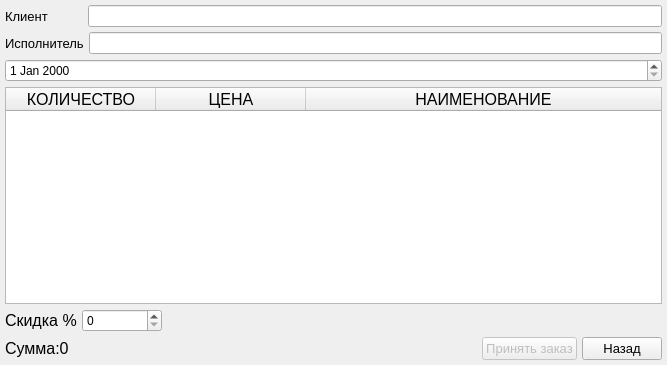
Alex-Sidorov/SEFOLL, file code/form_for_give_order.ui: the form before one commit.
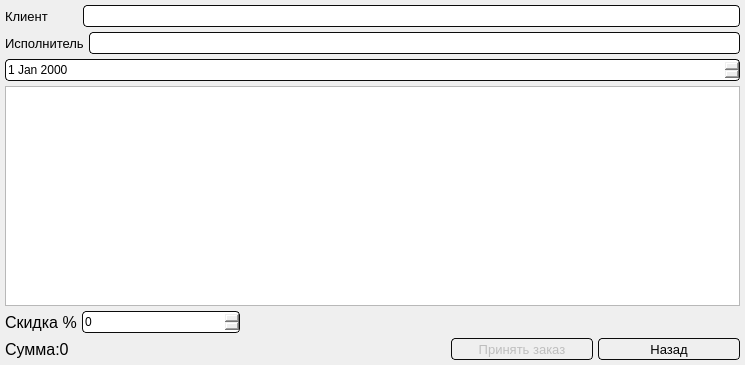
The form after the commit.

```diff
--- a/code/form_for_give_order.ui
+++ b/code/form_for_give_order.ui
@@ -49,18 +49,29 @@
         <enum>Qt::Horizontal</enum>
        </property>
        <property name="sizeType">
-        <enum>QSizePolicy::Fixed</enum>
+        <enum>QSizePolicy::Minimum</enum>
        </property>
        <property name="sizeHint" stdset="0">
         <size>
-         <width>35</width>
+         <width>30</width>
          <height>20</height>
         </size>
        </property>
       </spacer>
      </item>
      <item>
-      <widget class="QLineEdit" name="name_client"/>
+      <widget class="QLineEdit" name="name_client">
+       <property name="styleSheet">
+        <string notr="true">
+border-radius : 4px;
+border: 1px solid;
+height:20;
+border-color: rgb(11, 11, 11);
+background-color: qlineargradient(x1: 0, y1: 0, x2: 0, y2: 1,
+                                      stop: 0 #dadbde, stop: 1 #f6f7fa);
+</string>
+       </property>
+      </widget>
      </item>
     </layout>
    </item>
@@ -79,12 +90,35 @@
       </widget>
      </item>
      <item>
-      <widget class="QLineEdit" name="name_worker"/>
+      <widget class="QLineEdit" name="name_worker">
+       <property name="styleSheet">
+        <string notr="true">
+border-radius : 4px;
+border: 1px solid;
+border-color: rgb(11, 11, 11);
+height:20;
+background-color: qlineargradient(x1: 0, y1: 0, x2: 0, y2: 1,
+                                      stop: 0 #dadbde, stop: 1 #f6f7fa);
+</string>
+       </property>
+      </widget>
      </item>
     </layout>
    </item>
    <item>
-    <widget class="QDateEdit" name="date"/>
+    <widget class="QDateEdit" name="date">
+     <property name="styleSheet">
+      <string notr="true">
+border-radius : 4px;
+border: 1px solid;
+border-color: rgb(11, 11, 11);
+height:20;
+width:140;
+background-color: qlineargradient(x1: 0, y1: 0, x2: 0, y2: 1,
+                                      stop: 0 #dadbde, stop: 1 #f6f7fa);
+</string>
+     </property>
+    </widget>
    </item>
    <item>
     <widget class="QTableWidget" name="data_services">
@@ -111,6 +145,12 @@
      <property name="autoFillBackground">
       <bool>false</bool>
      </property>
+     <property name="styleSheet">
+      <string notr="true">
+background-color: qlineargradient(x1: 0, y1: 0, x2: 0, y2: 1,
+                                      stop: 0 #dadbde, stop: 1 #f6f7fa);
+</string>
+     </property>
      <property name="frameShape">
       <enum>QFrame::StyledPanel</enum>
      </property>
@@ -172,7 +212,7 @@
       <bool>false</bool>
      </property>
      <attribute name="horizontalHeaderVisible">
-      <bool>true</bool>
+      <bool>false</bool>
      </attribute>
      <attribute name="horizontalHeaderCascadingSectionResizes">
       <bool>false</bool>
@@ -287,6 +327,17 @@
          <verstretch>0</verstretch>
         </sizepolicy>
        </property>
+       <property name="styleSheet">
+        <string notr="true">
+border-radius : 4px;
+border: 1px solid;
+border-color: rgb(11, 11, 11);
+height:20;
+width:140;
+background-color: qlineargradient(x1: 0, y1: 0, x2: 0, y2: 1,
+                                      stop: 0 #dadbde, stop: 1 #f6f7fa);
+</string>
+       </property>
        <property name="maximum">
         <number>100</number>
        </property>
@@ -347,6 +398,22 @@
          <pointsize>10</pointsize>
         </font>
        </property>
+       <property name="styleSheet">
+        <string notr="true">QPushButton
+{ 
+border-radius : 4px;
+border: 1px solid;
+border-color: rgb(11, 11, 11);
+height:20;
+width:140;
+background-color: qlineargradient(x1: 0, y1: 0, x2: 0, y2: 1,
+                                      stop: 0 #dadbde, stop: 1 #f6f7fa);
+}
+QPushButton::pressed {
+    background-color:qlineargradient(x1: 0, y1: 0, x2: 0, y2: 1,
+                                      stop: 0 rgb(251, 252, 255), stop: 1 #f6f7fa);
+}</string>
+       </property>
        <property name="text">
         <string>Принять заказ</string>
        </property>
@@ -359,6 +426,22 @@
          <pointsize>10</pointsize>
         </font>
        </property>
+       <property name="styleSheet">
+        <string notr="true">QPushButton
+{ 
+border-radius : 4px;
+border: 1px solid;
+border-color: rgb(11, 11, 11);
+height:20;
+width:140;
+background-color: qlineargradient(x1: 0, y1: 0, x2: 0, y2: 1,
+                                      stop: 0 #dadbde, stop: 1 #f6f7fa);
+}
+QPushButton::pressed {
+    background-color:qlineargradient(x1: 0, y1: 0, x2: 0, y2: 1,
+                                      stop: 0 rgb(251, 252, 255), stop: 1 #f6f7fa);
+}</string>
+       </property>
        <property name="text">
         <string>Назад</string>
        </property>
```
Left out of the diff: 12 changed lines with no effect on the pictures.
